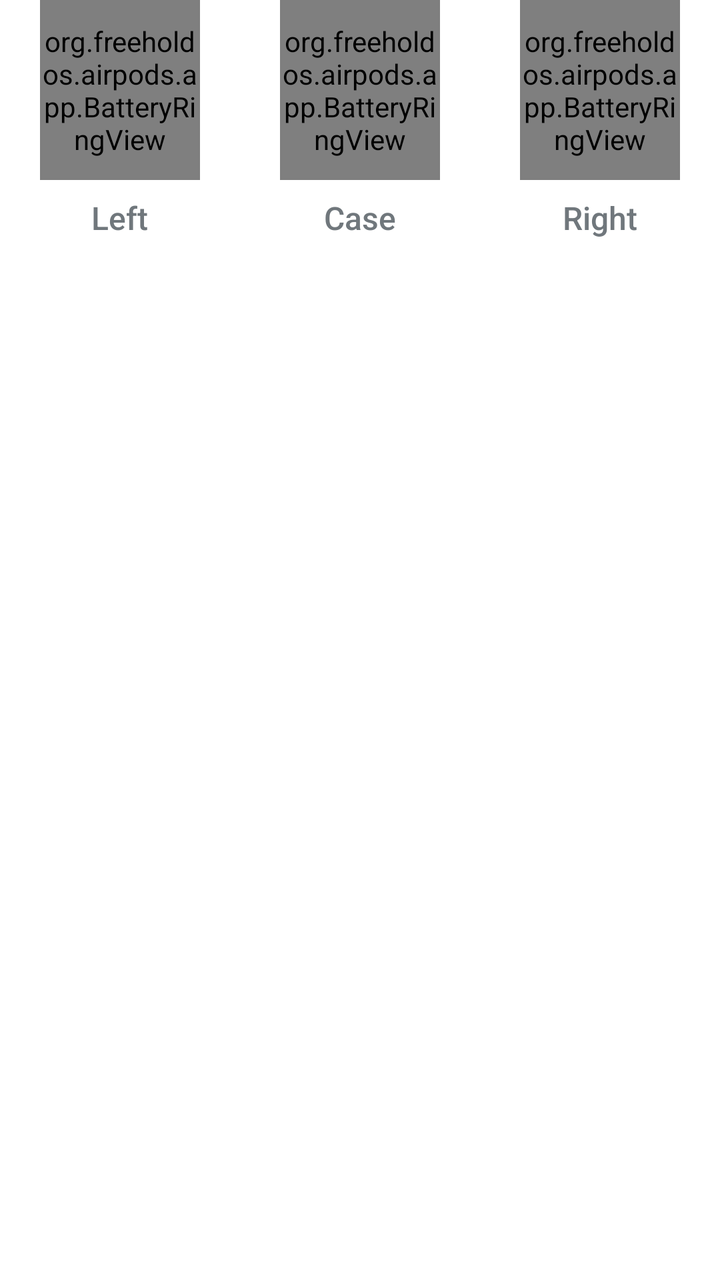
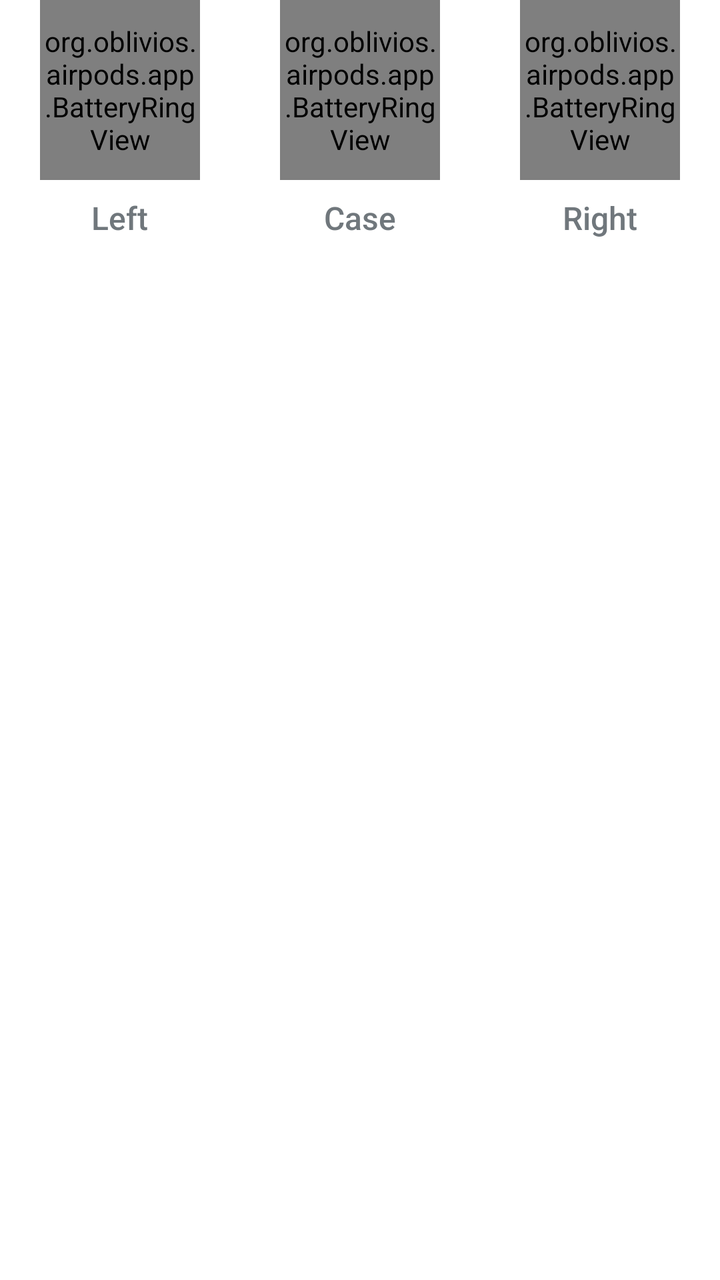

Compare the two renders of this Android layout. The source of the first and the diff that turns it into the second are given below.
<!-- AndroidManifest.xml: another module's application theme Theme.DataMap -->
<!-- res/layout/airpods_rings.xml -->
<?xml version="1.0" encoding="utf-8"?>
<LinearLayout xmlns:android="http://schemas.android.com/apk/res/android"
    android:layout_width="match_parent"
    android:layout_height="wrap_content"
    android:layout_marginTop="16dp"
    android:layoutDirection="ltr"
    android:orientation="horizontal">

    <LinearLayout
        android:layout_width="0dp"
        android:layout_height="wrap_content"
        android:layout_weight="1"
        android:gravity="center_horizontal"
        android:orientation="vertical">
        <org.freeholdos.airpods.app.BatteryRingView
            android:id="@+id/ring_left"
            android:layout_width="80dp"
            android:layout_height="90dp" />
        <TextView
            android:layout_width="wrap_content"
            android:layout_height="wrap_content"
            android:layout_marginTop="8dp"
            android:fontFamily="sans-serif-medium"
            android:lineHeight="24dp"
            android:id="@+id/ring_left_label"
            android:text="@string/airpods_left"
            android:textColor="@color/settingslib_materialColorOnSurface"
            android:textSize="16sp" />
    </LinearLayout>

    <LinearLayout
        android:layout_width="0dp"
        android:layout_height="wrap_content"
        android:layout_weight="1"
        android:gravity="center_horizontal"
        android:orientation="vertical">
        <org.freeholdos.airpods.app.BatteryRingView
            android:id="@+id/ring_case"
            android:layout_width="80dp"
            android:layout_height="90dp" />
        <TextView
            android:layout_width="wrap_content"
            android:layout_height="wrap_content"
            android:layout_marginTop="8dp"
            android:fontFamily="sans-serif-medium"
            android:lineHeight="24dp"
            android:id="@+id/ring_case_label"
            android:text="@string/airpods_case"
            android:textColor="@color/settingslib_materialColorOnSurface"
            android:textSize="16sp" />
    </LinearLayout>

    <LinearLayout
        android:layout_width="0dp"
        android:layout_height="wrap_content"
        android:layout_weight="1"
        android:gravity="center_horizontal"
        android:orientation="vertical">
        <org.freeholdos.airpods.app.BatteryRingView
            android:id="@+id/ring_right"
            android:layout_width="80dp"
            android:layout_height="90dp" />
        <TextView
            android:layout_width="wrap_content"
            android:layout_height="wrap_content"
            android:layout_marginTop="8dp"
            android:fontFamily="sans-serif-medium"
            android:lineHeight="24dp"
            android:id="@+id/ring_right_label"
            android:text="@string/airpods_right"
            android:textColor="@color/settingslib_materialColorOnSurface"
            android:textSize="16sp" />
    </LinearLayout>
</LinearLayout>
<!-- resources referenced by this layout -->
<resources>
  <string name="airpods_case">Case</string>
  <string name="airpods_left">Left</string>
  <string name="airpods_right">Right</string>
  <style name="Theme.DataMap" parent="android:Theme.DeviceDefault.DayNight">
          <item name="android:windowActionBar">false</item>
          <item name="android:windowNoTitle">true</item>
          <item name="android:windowBackground">@color/at_bg</item>
          <item name="android:statusBarColor">@android:color/transparent</item>
          <item name="android:navigationBarColor">@android:color/transparent</item>
          <item name="android:windowLightStatusBar">true</item>
          <item name="android:windowLightNavigationBar">true</item>
      </style>
  <color name="at_bg">#FFFFFFFF</color>
</resources>

<!-- the commit's change to res/layout/airpods_rings.xml (unified diff, before → after) -->
@@ -12,7 +12,7 @@
         android:layout_weight="1"
         android:gravity="center_horizontal"
         android:orientation="vertical">
-        <org.freeholdos.airpods.app.BatteryRingView
+        <org.oblivios.airpods.app.BatteryRingView
             android:id="@+id/ring_left"
             android:layout_width="80dp"
             android:layout_height="90dp" />
@@ -34,7 +34,7 @@
         android:layout_weight="1"
         android:gravity="center_horizontal"
         android:orientation="vertical">
-        <org.freeholdos.airpods.app.BatteryRingView
+        <org.oblivios.airpods.app.BatteryRingView
             android:id="@+id/ring_case"
             android:layout_width="80dp"
             android:layout_height="90dp" />
@@ -56,7 +56,7 @@
         android:layout_weight="1"
         android:gravity="center_horizontal"
         android:orientation="vertical">
-        <org.freeholdos.airpods.app.BatteryRingView
+        <org.oblivios.airpods.app.BatteryRingView
             android:id="@+id/ring_right"
             android:layout_width="80dp"
             android:layout_height="90dp" />
